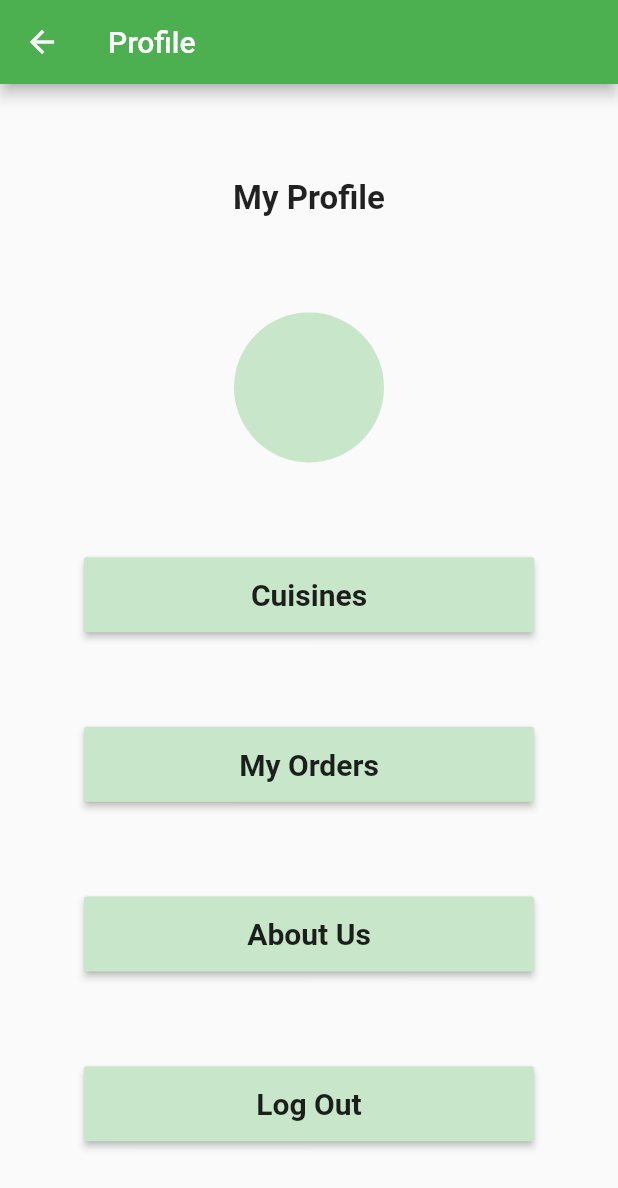
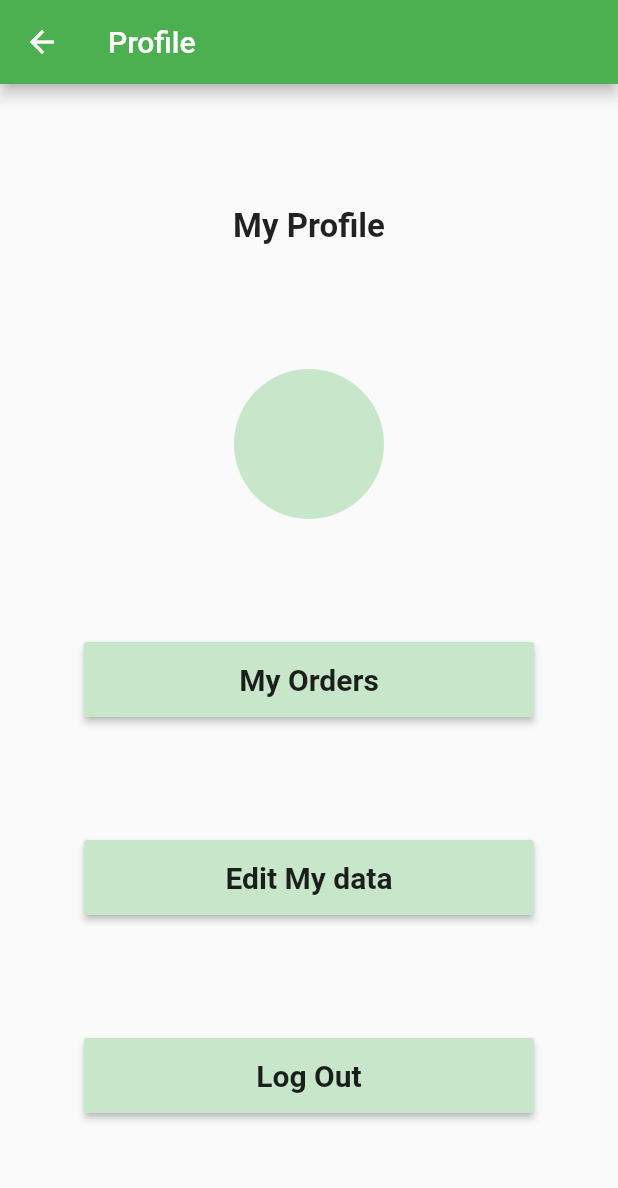
Before and after one commit to D-mahmoud/Wise-Food, a Flutter app: the ProfilePage screen opened by its route, on a phone screen of 412 x 824 dp. Shown: the top 1188 px of the screen. Run offline on Flutter 3.47's test engine with Material 2 defaults, Android fonts, the phone set to English and light mode, and no system bars; our stand-ins replace flutter_rating_bar, settings_ui.

Commit message:
update_profile

```diff
--- a/lib/user_profile.dart
+++ b/lib/user_profile.dart
@@ -31,34 +31,18 @@ class _ProfilePageState extends State<ProfilePage> {
                 color: Colors.green[100],
               ),
             ),
+
+
             Container(
                 width: 300,
                 height: 50,
                 child: RaisedButton(
                   color: Colors.green[100],
                   onPressed: () {
-                    Navigator.push(
-                      context,
-                      MaterialPageRoute(builder: (context) => CuisinePage()),
-                    );
-                  },
-                  child: Text(
-                    'Cuisines',
-                    textAlign: TextAlign.center,
-                    overflow: TextOverflow.ellipsis,
-                    style: TextStyle(fontWeight: FontWeight.bold, fontSize: 20),
-                  ),
-                )),
-            Container(
-                width: 300,
-                height: 50,
-                child: RaisedButton(
-                  color: Colors.green[100],
-                  onPressed: () {
-                    Navigator.push(
-                      context,
-                      MaterialPageRoute(builder: (context) => CuisinePage()),
-                    );
+                    // Navigator.push(
+                    //   context,
+                    //   MaterialPageRoute(builder: (context) => CuisinePage()),
+                    // );
                   },
                   child: Text(
                     'My Orders',
@@ -67,19 +51,17 @@ class _ProfilePageState extends State<ProfilePage> {
                     style: TextStyle(fontWeight: FontWeight.bold, fontSize: 20),
                   ),
                 )),
-            Container(
+
+                Container(
                 width: 300,
                 height: 50,
                 child: RaisedButton(
                   color: Colors.green[100],
                   onPressed: () {
-                    // Navigator.push(
-                    //   context,
-                    //   MaterialPageRoute(builder: (context) => Tank()),
-                    // );
+
                   },
                   child: Text(
-                    'About Us',
+                    'Edit My data',
                     textAlign: TextAlign.center,
                     overflow: TextOverflow.ellipsis,
                     style: TextStyle(fontWeight: FontWeight.bold, fontSize: 20),
@@ -103,6 +85,7 @@ class _ProfilePageState extends State<ProfilePage> {
                     style: TextStyle(fontWeight: FontWeight.bold, fontSize: 20),
                   ),
                 )),
+
           ],
         ),
       ),
```
Also changed, not shown: 1 other file.
